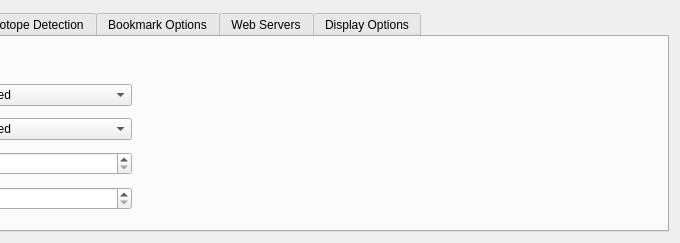
First picture: the form in src/maven/forms/settingsform.ui, repository eugenemel/maven, before the edit; both pictures show x 328 to 1008 and y 0 to 243 of the 1008 by 243 pixel window.
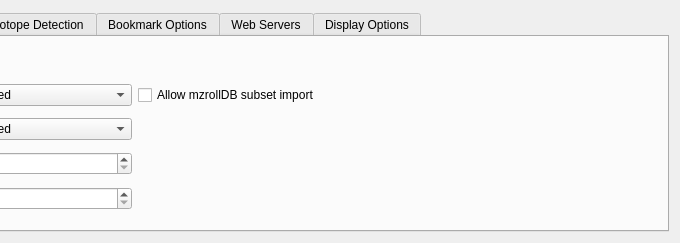
Second picture: the form after the edit. The open tabs and pages were chosen to show the change. Icons and pictures are not drawn.

Commit message: Issue 122: Added checkbox in settingsform to allow for mzrolldb subset import.

```diff
--- a/src/maven/forms/settingsform.ui
+++ b/src/maven/forms/settingsform.ui
@@ -299,6 +299,13 @@
          </item>
         </widget>
        </item>
+       <item row="1" column="4">
+        <widget class="QCheckBox" name="chkAllowMzRollDBSubset">
+         <property name="text">
+          <string>Allow mzrollDB subset import</string>
+         </property>
+        </widget>
+       </item>
       </layout>
      </widget>
      <widget class="QWidget" name="peakDetectOptions">
```
